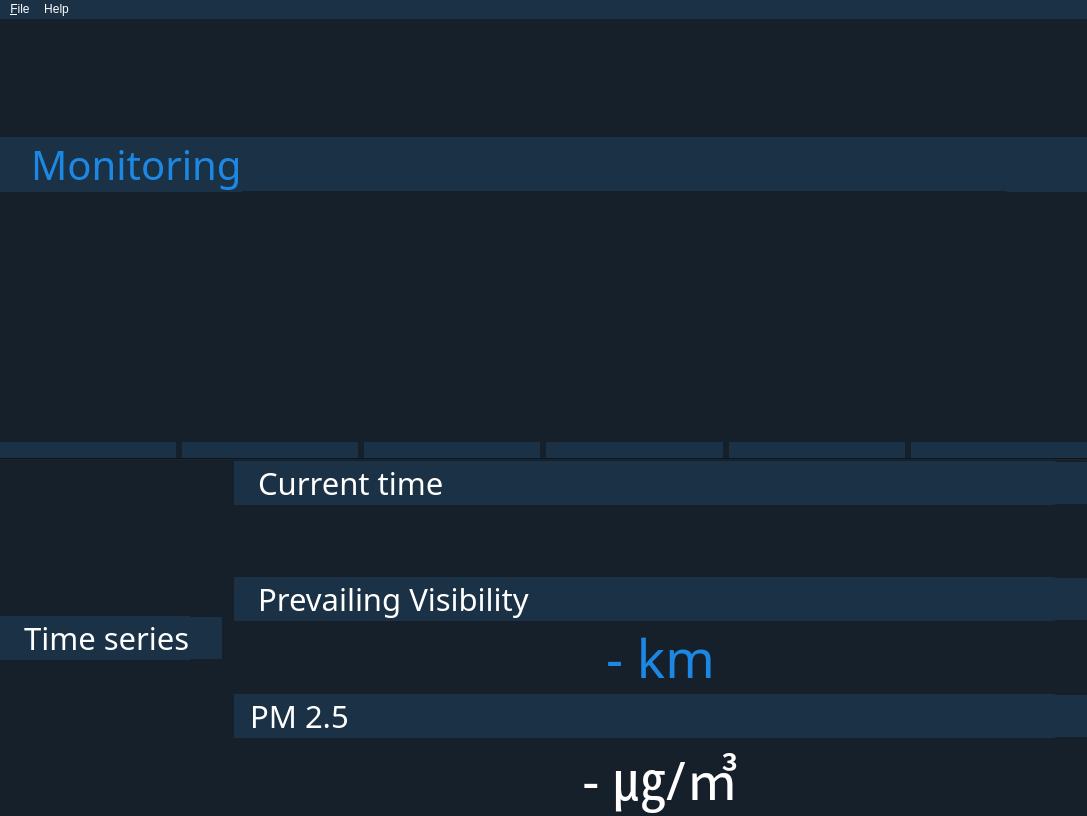
Qt form src/resources/main_window.ui (sijung21/js06) before a commit.
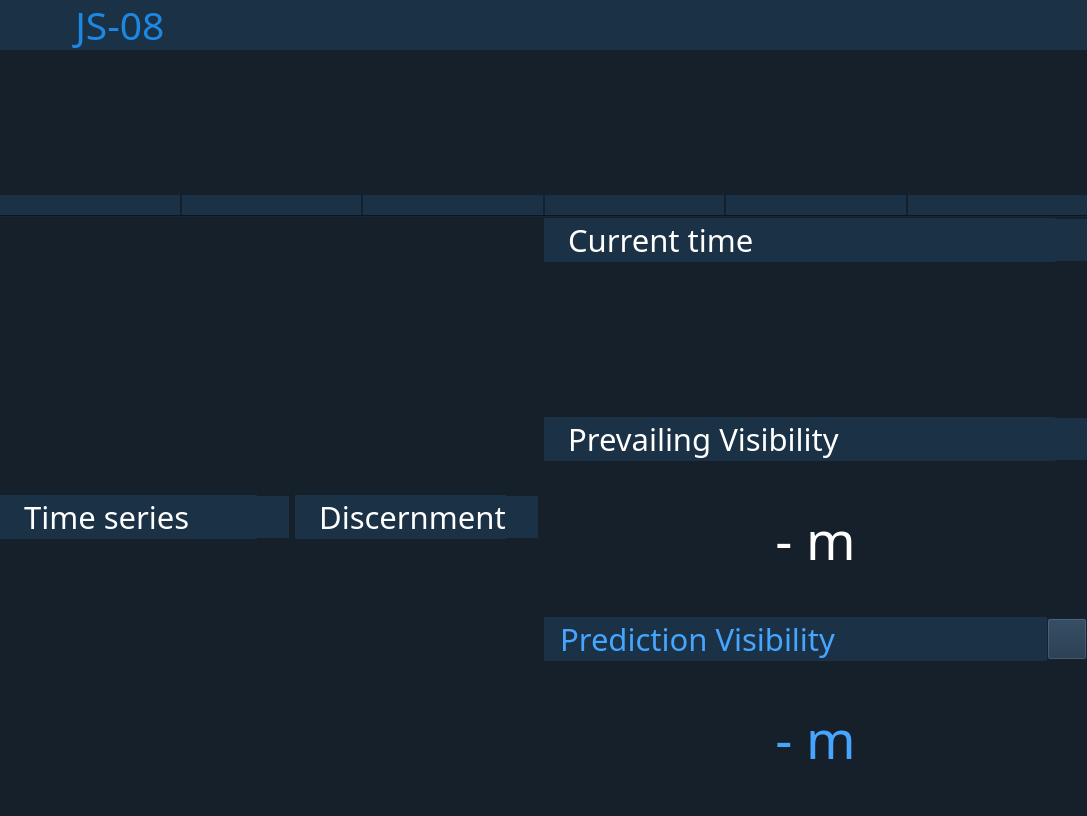
The same form after that commit. Icons and pictures are not drawn.

```diff
--- a/src/resources/main_window.ui
+++ b/src/resources/main_window.ui
@@ -44,7 +44,8 @@
     <normaloff>resources/icon/logo.png</normaloff>resources/icon/logo.png</iconset>
   </property>
   <property name="styleSheet">
-   <string notr="true">background-color:rgb(22,32,42);</string>
+   <string notr="true">background-color:rgb(22,32,42);
+color: rgb(255, 255, 255);</string>
   </property>
   <widget class="QWidget" name="centralwidget">
    <property name="maximumSize">
@@ -77,25 +78,94 @@
     </property>
     <item row="0" column="0">
      <layout class="QVBoxLayout" name="verticalLayout">
+      <property name="spacing">
+       <number>0</number>
+      </property>
       <property name="leftMargin">
        <number>0</number>
       </property>
       <property name="rightMargin">
        <number>0</number>
-      </property>
-      <item>
-       <layout class="QVBoxLayout" name="camera_verticalLayout" stretch="0,0">
-        <property name="spacing">
-         <number>0</number>
-        </property>
-        <property name="sizeConstraint">
-         <enum>QLayout::SetMaximumSize</enum>
         </property>
         <item>
          <layout class="QHBoxLayout" name="monitoring_horizontalLayout">
           <property name="spacing">
            <number>0</number>
           </property>
+        <item>
+         <widget class="QLabel" name="thumbnail_info_label_2">
+          <property name="sizePolicy">
+           <sizepolicy hsizetype="Maximum" vsizetype="Maximum">
+            <horstretch>0</horstretch>
+            <verstretch>0</verstretch>
+           </sizepolicy>
+          </property>
+          <property name="minimumSize">
+           <size>
+            <width>0</width>
+            <height>50</height>
+           </size>
+          </property>
+          <property name="font">
+           <font>
+            <family>Noto Sans</family>
+            <pointsize>30</pointsize>
+           </font>
+          </property>
+          <property name="styleSheet">
+           <string notr="true">background-color:rgb(27,49,70);
+color: rgb(255, 0, 0);</string>
+          </property>
+          <property name="text">
+           <string/>
+          </property>
+         </widget>
+        </item>
+        <item>
+         <widget class="QPushButton" name="logo">
+          <property name="sizePolicy">
+           <sizepolicy hsizetype="Maximum" vsizetype="Maximum">
+            <horstretch>0</horstretch>
+            <verstretch>0</verstretch>
+           </sizepolicy>
+          </property>
+          <property name="minimumSize">
+           <size>
+            <width>0</width>
+            <height>50</height>
+           </size>
+          </property>
+          <property name="styleSheet">
+           <string notr="true">border:0px;
+background-color: #1b3146;</string>
+          </property>
+          <property name="text">
+           <string/>
+          </property>
+          <property name="icon">
+           <iconset>
+            <normaloff>asset/f_logo.png</normaloff>asset/f_logo.png</iconset>
+          </property>
+          <property name="iconSize">
+           <size>
+            <width>156</width>
+            <height>50</height>
+           </size>
+          </property>
+          <property name="autoRepeatDelay">
+           <number>300</number>
+          </property>
+          <property name="autoDefault">
+           <bool>true</bool>
+          </property>
+          <property name="default">
+           <bool>true</bool>
+          </property>
+          <property name="flat">
+           <bool>true</bool>
+          </property>
+         </widget>
+        </item>
           <item>
            <widget class="QLabel" name="monitoring_label">
             <property name="sizePolicy">
@@ -104,10 +174,16 @@
               <verstretch>0</verstretch>
              </sizepolicy>
             </property>
+          <property name="minimumSize">
+           <size>
+            <width>50</width>
+            <height>50</height>
+           </size>
+          </property>
             <property name="font">
              <font>
-              <family>Noto Sans</family>
-              <pointsize>30</pointsize>
+            <family>FrutigerNeue1450W04-Regular</family>
+            <pointsize>29</pointsize>
              </font>
             </property>
             <property name="styleSheet">
@@ -115,7 +191,7 @@
 color:rgb(28,136,227);</string>
             </property>
             <property name="text">
-             <string>   Monitoring</string>
+           <string>  JS-08 </string>
             </property>
            </widget>
           </item>
@@ -127,6 +203,12 @@
               <verstretch>0</verstretch>
              </sizepolicy>
             </property>
+          <property name="minimumSize">
+           <size>
+            <width>0</width>
+            <height>50</height>
+           </size>
+          </property>
             <property name="font">
              <font>
               <family>Noto Sans</family>
@@ -142,6 +224,74 @@
             </property>
            </widget>
           </item>
+        <item>
+         <widget class="QPushButton" name="maxfev_alert">
+          <property name="sizePolicy">
+           <sizepolicy hsizetype="Maximum" vsizetype="Maximum">
+            <horstretch>0</horstretch>
+            <verstretch>0</verstretch>
+           </sizepolicy>
+          </property>
+          <property name="minimumSize">
+           <size>
+            <width>0</width>
+            <height>50</height>
+           </size>
+          </property>
+          <property name="toolTip">
+           <string>Optimal parameters not found: Number of calls to function has reached max fev = 5000.</string>
+          </property>
+          <property name="styleSheet">
+           <string notr="true">border:0px;
+background-color: #1b3146;</string>
+          </property>
+          <property name="text">
+           <string/>
+          </property>
+          <property name="icon">
+           <iconset>
+            <normaloff>asset/alert.png</normaloff>asset/alert.png</iconset>
+          </property>
+          <property name="iconSize">
+           <size>
+            <width>30</width>
+            <height>30</height>
+           </size>
+          </property>
+          <property name="autoDefault">
+           <bool>true</bool>
+          </property>
+          <property name="default">
+           <bool>true</bool>
+          </property>
+          <property name="flat">
+           <bool>true</bool>
+          </property>
+         </widget>
+        </item>
+        <item>
+         <widget class="QLabel" name="blank_label_2">
+          <property name="sizePolicy">
+           <sizepolicy hsizetype="Maximum" vsizetype="Maximum">
+            <horstretch>0</horstretch>
+            <verstretch>0</verstretch>
+           </sizepolicy>
+          </property>
+          <property name="minimumSize">
+           <size>
+            <width>16</width>
+            <height>50</height>
+           </size>
+          </property>
+          <property name="styleSheet">
+           <string notr="true">border:0px;
+background-color: #1b3146;</string>
+          </property>
+          <property name="text">
+           <string/>
+          </property>
+         </widget>
+        </item>
           <item>
            <widget class="QPushButton" name="alert">
             <property name="sizePolicy">
@@ -153,7 +303,7 @@
             <property name="minimumSize">
              <size>
               <width>0</width>
-              <height>55</height>
+            <height>50</height>
              </size>
             </property>
             <property name="styleSheet">
@@ -195,7 +345,7 @@
             <property name="minimumSize">
              <size>
               <width>16</width>
-              <height>55</height>
+            <height>50</height>
              </size>
             </property>
             <property name="styleSheet">
@@ -221,7 +371,7 @@
             <property name="minimumSize">
              <size>
               <width>0</width>
-              <height>55</height>
+            <height>50</height>
              </size>
             </property>
             <property name="cursor">
@@ -258,6 +408,44 @@
          </layout>
         </item>
         <item>
+       <layout class="QHBoxLayout" name="horizontalLayout_3">
+        <item>
+         <widget class="QLabel" name="front_label">
+          <property name="sizePolicy">
+           <sizepolicy hsizetype="Preferred" vsizetype="Maximum">
+            <horstretch>0</horstretch>
+            <verstretch>0</verstretch>
+           </sizepolicy>
+          </property>
+          <property name="text">
+           <string/>
+          </property>
+         </widget>
+        </item>
+        <item>
+         <widget class="QLabel" name="rear_label">
+          <property name="sizePolicy">
+           <sizepolicy hsizetype="Preferred" vsizetype="Maximum">
+            <horstretch>0</horstretch>
+            <verstretch>0</verstretch>
+           </sizepolicy>
+          </property>
+          <property name="text">
+           <string/>
+          </property>
+         </widget>
+        </item>
+       </layout>
+      </item>
+      <item>
+       <layout class="QVBoxLayout" name="camera_verticalLayout" stretch="0">
+        <property name="spacing">
+         <number>0</number>
+        </property>
+        <property name="sizeConstraint">
+         <enum>QLayout::SetMaximumSize</enum>
+        </property>
+        <item>
          <layout class="QHBoxLayout" name="video_horizontalLayout">
           <property name="spacing">
            <number>0</number>
@@ -269,7 +457,7 @@
       <item>
        <layout class="QHBoxLayout" name="thumbnail_horizontalLayout">
         <property name="spacing">
-         <number>6</number>
+         <number>2</number>
         </property>
         <item>
          <layout class="QVBoxLayout" name="ago6hour_verticalLayout">
@@ -278,6 +466,12 @@
           </property>
           <item>
            <widget class="QLabel" name="label_6hour">
+            <property name="sizePolicy">
+             <sizepolicy hsizetype="Minimum" vsizetype="Preferred">
+              <horstretch>0</horstretch>
+              <verstretch>0</verstretch>
+             </sizepolicy>
+            </property>
             <property name="minimumSize">
              <size>
               <width>0</width>
@@ -309,6 +503,7 @@
             <property name="font">
              <font>
               <family>Noto Sans</family>
+              <pointsize>11</pointsize>
               <weight>75</weight>
               <bold>true</bold>
              </font>
@@ -334,6 +529,12 @@
           </property>
           <item>
            <widget class="QLabel" name="label_5hour">
+            <property name="sizePolicy">
+             <sizepolicy hsizetype="Minimum" vsizetype="Preferred">
+              <horstretch>0</horstretch>
+              <verstretch>0</verstretch>
+             </sizepolicy>
+            </property>
             <property name="minimumSize">
              <size>
               <width>0</width>
@@ -365,6 +566,7 @@
             <property name="font">
              <font>
               <family>Noto Sans</family>
+              <pointsize>11</pointsize>
               <weight>75</weight>
               <bold>true</bold>
              </font>
@@ -390,6 +592,12 @@
           </property>
           <item>
            <widget class="QLabel" name="label_4hour">
+            <property name="sizePolicy">
+             <sizepolicy hsizetype="Minimum" vsizetype="Preferred">
+              <horstretch>0</horstretch>
+              <verstretch>0</verstretch>
+             </sizepolicy>
+            </property>
             <property name="minimumSize">
              <size>
               <width>0</width>
@@ -421,6 +629,7 @@
             <property name="font">
              <font>
               <family>Noto Sans</family>
+              <pointsize>11</pointsize>
               <weight>75</weight>
               <bold>true</bold>
              </font>
@@ -446,6 +655,12 @@
           </property>
           <item>
            <widget class="QLabel" name="label_3hour">
+            <property name="sizePolicy">
+             <sizepolicy hsizetype="Minimum" vsizetype="Preferred">
+              <horstretch>0</horstretch>
+              <verstretch>0</verstretch>
+             </sizepolicy>
+            </property>
             <property name="minimumSize">
              <size>
               <width>0</width>
@@ -477,6 +692,7 @@
             <property name="font">
              <font>
               <family>Noto Sans</family>
+              <pointsize>11</pointsize>
               <weight>75</weight>
               <bold>true</bold>
              </font>
@@ -502,6 +718,12 @@
           </property>
           <item>
            <widget class="QLabel" name="label_2hour">
+            <property name="sizePolicy">
+             <sizepolicy hsizetype="Minimum" vsizetype="Preferred">
+              <horstretch>0</horstretch>
+              <verstretch>0</verstretch>
+             </sizepolicy>
+            </property>
             <property name="minimumSize">
              <size>
               <width>0</width>
@@ -533,6 +755,7 @@
             <property name="font">
              <font>
               <family>Noto Sans</family>
+              <pointsize>11</pointsize>
               <weight>75</weight>
               <bold>true</bold>
              </font>
@@ -558,6 +781,12 @@
           </property>
           <item>
            <widget class="QLabel" name="label_1hour">
+            <property name="sizePolicy">
+             <sizepolicy hsizetype="Minimum" vsizetype="Preferred">
+              <horstretch>0</horstretch>
+              <verstretch>0</verstretch>
+             </sizepolicy>
+            </property>
             <property name="minimumSize">
              <size>
               <width>0</width>
@@ -589,6 +818,7 @@
             <property name="font">
              <font>
               <family>Noto Sans</family>
+              <pointsize>11</pointsize>
               <weight>75</weight>
               <bold>true</bold>
              </font>
@@ -617,17 +847,107 @@
        </widget>
       </item>
       <item>
-       <layout class="QHBoxLayout" name="data_horizontalLayout" stretch="1,0">
+       <layout class="QHBoxLayout" name="data_horizontalLayout" stretch="0,0">
         <property name="sizeConstraint">
          <enum>QLayout::SetMinimumSize</enum>
         </property>
+        <item>
+         <layout class="QHBoxLayout" name="horizontalLayout">
+          <property name="spacing">
+           <number>6</number>
+          </property>
+          <item>
+           <layout class="QVBoxLayout" name="verticalLayout_2">
+            <property name="spacing">
+             <number>0</number>
+            </property>
+            <item>
+             <layout class="QHBoxLayout" name="horizontalLayout_2">
+              <property name="spacing">
+               <number>0</number>
+              </property>
+              <item>
+               <widget class="QLabel" name="timeseries_label_2">
+                <property name="sizePolicy">
+                 <sizepolicy hsizetype="Minimum" vsizetype="Maximum">
+                  <horstretch>0</horstretch>
+                  <verstretch>0</verstretch>
+                 </sizepolicy>
+                </property>
+                <property name="font">
+                 <font>
+                  <family>Noto Sans</family>
+                  <pointsize>23</pointsize>
+                 </font>
+                </property>
+                <property name="styleSheet">
+                 <string notr="true">background-color:rgb(27,49,70);
+color: #ffffff;</string>
+                </property>
+                <property name="text">
+                 <string>   Time series</string>
+                </property>
+               </widget>
+              </item>
+              <item>
+               <widget class="QPushButton" name="timeseries_button_2">
+                <property name="sizePolicy">
+                 <sizepolicy hsizetype="Maximum" vsizetype="Maximum">
+                  <horstretch>0</horstretch>
+                  <verstretch>0</verstretch>
+                 </sizepolicy>
+                </property>
+                <property name="minimumSize">
+                 <size>
+                  <width>0</width>
+                  <height>42</height>
+                 </size>
+                </property>
+                <property name="styleSheet">
+                 <string notr="true">border:0px;
+background-color: #1b3146;</string>
+                </property>
+                <property name="text">
+                 <string/>
+                </property>
+                <property name="icon">
+                 <iconset>
+                  <normaloff>asset/graph.png</normaloff>asset/graph.png</iconset>
+                </property>
+                <property name="iconSize">
+                 <size>
+                  <width>32</width>
+                  <height>32</height>
+                 </size>
+                </property>
+                <property name="autoDefault">
+                 <bool>true</bool>
+                </property>
+                <property name="default">
+                 <bool>true</bool>
+                </property>
+                <property name="flat">
+                 <bool>true</bool>
+                </property>
+               </widget>
+              </item>
+             </layout>
+            </item>
+            <item>
+             <layout class="QVBoxLayout" name="graph_horizontalLayout"/>
+            </item>
+           </layout>
+          </item>
         <item>
          <layout class="QVBoxLayout" name="timeseries_verticalLayout">
+            <property name="spacing">
+             <number>0</number>
+            </property>
           <property name="sizeConstraint">
            <enum>QLayout::SetMinimumSize</enum>
           </property>
           <property name="rightMargin">
-           <number>12</number>
+             <number>6</number>
           </property>
           <item>
            <layout class="QHBoxLayout" name="timeseries_horizontalLayout">
@@ -653,7 +973,7 @@
 color: #ffffff;</string>
               </property>
               <property name="text">
-               <string>   Time series</string>
+                 <string>   Discernment</string>
               </property>
              </widget>
             </item>
@@ -684,8 +1004,8 @@
               </property>
               <property name="iconSize">
                <size>
-                <width>32</width>
-                <height>32</height>
+                  <width>35</width>
+                  <height>35</height>
                </size>
               </property>
               <property name="autoDefault">
@@ -702,7 +1022,9 @@
            </layout>
           </item>
           <item>
-           <layout class="QHBoxLayout" name="graph_horizontalLayout"/>
+             <layout class="QHBoxLayout" name="polar_horizontalLayout"/>
+            </item>
+           </layout>
           </item>
          </layout>
         </item>
@@ -883,10 +1205,10 @@
              </font>
             </property>
             <property name="styleSheet">
-             <string notr="true">color:rgb(28,136,227);</string>
+             <string notr="true">color:#ffffff;</string>
             </property>
             <property name="text">
-             <string>- km</string>
+             <string>- m</string>
             </property>
             <property name="alignment">
              <set>Qt::AlignCenter</set>
@@ -913,11 +1235,10 @@
                </font>
               </property>
               <property name="styleSheet">
-               <string notr="true">background-color:rgb(27,49,70);
-color: #ffffff;</string>
+               <string notr="true">background-color:rgb(27,49,70);color: rgb(69, 165, 255);</string>
               </property>
               <property name="text">
-               <string>  PM 2.5</string>
+               <string>  Prediction Visibility</string>
               </property>
              </widget>
             </item>
@@ -936,8 +1257,7 @@
                </size>
               </property>
               <property name="styleSheet">
-               <string notr="true">border:0px;
-background-color: #1b3146;</string>
+               <string notr="true">background-color:rgb(27,49,70);color: rgb(69, 165, 255);</string>
               </property>
               <property name="text">
                <string/>
@@ -971,10 +1291,10 @@
              </font>
             </property>
             <property name="styleSheet">
-             <string notr="true">color:#ffffff</string>
+             <string notr="true">color: rgb(69, 165, 255);</string>
             </property>
             <property name="text">
-             <string>- ㎍/㎥</string>
+             <string>- m</string>
             </property>
             <property name="alignment">
              <set>Qt::AlignCenter</set>
@@ -989,54 +1309,6 @@
     </item>
    </layout>
   </widget>
-  <widget class="QMenuBar" name="menubar">
-   <property name="enabled">
-    <bool>true</bool>
-   </property>
-   <property name="geometry">
-    <rect>
-     <x>0</x>
-     <y>0</y>
-     <width>1087</width>
-     <height>21</height>
-    </rect>
-   </property>
-   <property name="font">
-    <font>
-     <pointsize>9</pointsize>
-     <weight>50</weight>
-     <italic>false</italic>
-     <bold>false</bold>
-    </font>
-   </property>
-   <property name="autoFillBackground">
-    <bool>false</bool>
-   </property>
-   <property name="styleSheet">
-    <string notr="true">background-color:rgb(27,49,70);
-color:#ffffff;</string>
-   </property>
-   <property name="nativeMenuBar">
-    <bool>false</bool>
-   </property>
-   <widget class="QMenu" name="menuSource">
-    <property name="title">
-     <string>&amp;File</string>
-    </property>
-    <addaction name="actionEdit_Camera"/>
-    <addaction name="actionEdit_Target"/>
-    <addaction name="actionConfiguration"/>
-    <addaction name="actionExit"/>
-   </widget>
-   <widget class="QMenu" name="menuHelp">
-    <property name="title">
-     <string>Help</string>
-    </property>
-    <addaction name="actionAbout"/>
-   </widget>
-   <addaction name="menuSource"/>
-   <addaction name="menuHelp"/>
-  </widget>
   <action name="actionExit">
    <property name="text">
     <string>&amp;Quit</string>
```
Left out of the diff: 22 changed lines with no effect on the pictures. Lines whose indentation alone changed are shown as unchanged.
